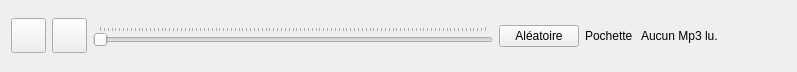
Above: projet-musique/core/lecteur.ui from toopoormaghell/projet-musique before the change. Below: the same form after it.
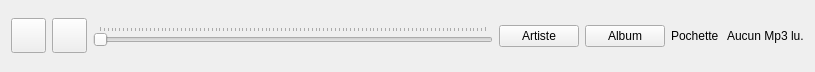
That is the form after the change. Icons and pictures are not drawn.

Commit message: Petites modifications du lecteur avec l'ajout de boutoçns.

Patch:
```diff
--- a/projet-musique/core/lecteur.ui
+++ b/projet-musique/core/lecteur.ui
@@ -108,7 +108,14 @@
    <item>
     <widget class="QPushButton" name="Album">
      <property name="text">
-      <string>Aléatoire</string>
+      <string>Artiste</string>
+     </property>
+    </widget>
+   </item>
+   <item>
+    <widget class="QPushButton" name="AleaAlbum">
+     <property name="text">
+      <string>Album</string>
      </property>
     </widget>
    </item>
```
Left out of the diff: 2 changed lines with no effect on the pictures. The commit also changes 2 other files.
